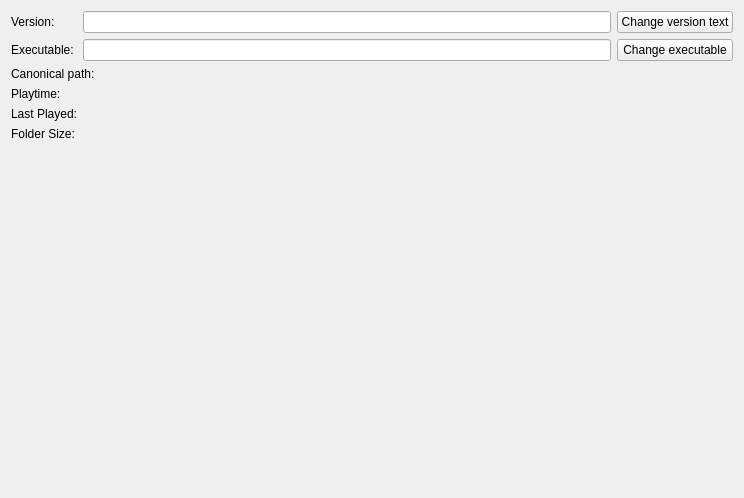
This is atlas/ui/views/VersionView.ui in KJNeko/Atlas as Qt 5 draws it before an edit. The edited form follows.
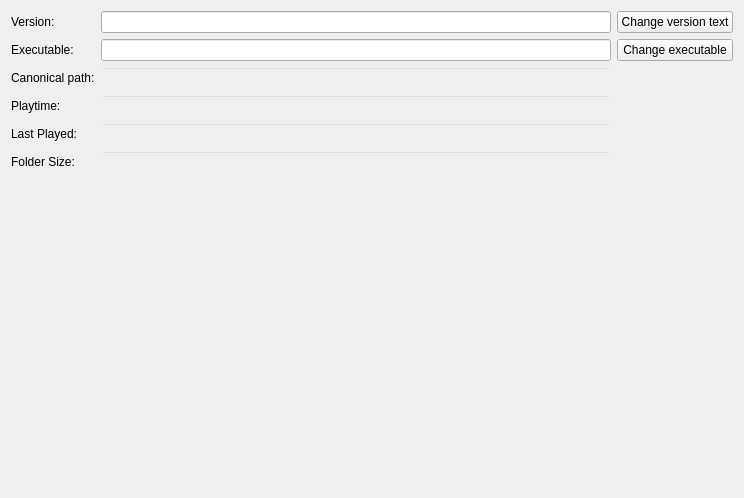
This is the edited form.

The edit to the form file:
```diff
--- a/atlas/ui/views/VersionView.ui
+++ b/atlas/ui/views/VersionView.ui
@@ -14,31 +14,30 @@
    <string>VersionView</string>
   </property>
   <layout class="QGridLayout" name="gridLayout">
-   <item row="4" column="0" colspan="2">
-    <widget class="QLabel" name="lastPlayedLabel">
+   <item row="0" column="0">
+    <widget class="QLabel" name="versionLabel">
      <property name="text">
-      <string>Last Played:</string>
+      <string>Version: </string>
      </property>
     </widget>
    </item>
-   <item row="1" column="1">
-    <widget class="QLineEdit" name="executableEdit">
-     <property name="readOnly">
-      <bool>true</bool>
+   <item row="0" column="3">
+    <widget class="QPushButton" name="btnChangeVersion">
+     <property name="sizePolicy">
+      <sizepolicy hsizetype="MinimumExpanding" vsizetype="Fixed">
+       <horstretch>1</horstretch>
+       <verstretch>0</verstretch>
+      </sizepolicy>
      </property>
-    </widget>
-   </item>
-   <item row="5" column="0" colspan="2">
-    <widget class="QLabel" name="folderSizeLabel">
      <property name="text">
-      <string>Folder Size:</string>
+      <string>Change version text</string>
      </property>
     </widget>
    </item>
-   <item row="1" column="0">
-    <widget class="QLabel" name="executableLabel">
+   <item row="2" column="0">
+    <widget class="QLabel" name="canonicalPathLabel">
      <property name="text">
-      <string>Executable: </string>
+      <string>Canonical path:</string>
      </property>
     </widget>
    </item>
@@ -55,45 +54,95 @@
      </property>
     </spacer>
    </item>
-   <item row="1" column="2">
+   <item row="1" column="0">
+    <widget class="QLabel" name="executableLabel">
+     <property name="text">
+      <string>Executable: </string>
+     </property>
+    </widget>
+   </item>
+   <item row="4" column="0">
+    <widget class="QLabel" name="lastPlayedLabel">
+     <property name="text">
+      <string>Last Played:</string>
+     </property>
+    </widget>
+   </item>
+   <item row="1" column="3">
     <widget class="QPushButton" name="btnChangeExec">
      <property name="text">
       <string>Change executable</string>
      </property>
     </widget>
    </item>
-   <item row="0" column="1">
-    <widget class="QLineEdit" name="versionEdit">
-     <property name="readOnly">
-      <bool>true</bool>
-     </property>
-    </widget>
-   </item>
-   <item row="3" column="0" colspan="2">
+   <item row="3" column="0">
     <widget class="QLabel" name="playtimeLabel">
      <property name="text">
       <string>Playtime: </string>
      </property>
     </widget>
    </item>
-   <item row="0" column="0">
-    <widget class="QLabel" name="versionLabel">
+   <item row="5" column="0">
+    <widget class="QLabel" name="folderSizeLabel">
      <property name="text">
-      <string>Version: </string>
+      <string>Folder Size:</string>
      </property>
     </widget>
    </item>
-   <item row="2" column="0" colspan="2">
-    <widget class="QLabel" name="canonicalPathLabel">
-     <property name="text">
-      <string>Canonical path:</string>
+   <item row="2" column="1" colspan="2">
+    <widget class="QLineEdit" name="leCanonicalPath">
+     <property name="enabled">
+      <bool>false</bool>
      </property>
+     <property name="styleSheet">
+      <string notr="true">background-color:transparent;</string>
+     </property>
     </widget>
    </item>
-   <item row="0" column="2">
-    <widget class="QPushButton" name="btnChangeVersion">
-     <property name="text">
-      <string>Change version text</string>
+   <item row="3" column="1" colspan="2">
+    <widget class="QLineEdit" name="lePlaytime">
+     <property name="styleSheet">
+      <string notr="true">background-color:transparent;</string>
+     </property>
+    </widget>
+   </item>
+   <item row="4" column="1" colspan="2">
+    <widget class="QLineEdit" name="leLastPlayed">
+     <property name="styleSheet">
+      <string notr="true">background-color:transparent;</string>
+     </property>
+    </widget>
+   </item>
+   <item row="5" column="1" colspan="2">
+    <widget class="QLineEdit" name="leFolderSize">
+     <property name="styleSheet">
+      <string notr="true">background-color:transparent;</string>
+     </property>
+    </widget>
+   </item>
+   <item row="1" column="1" colspan="2">
+    <widget class="QLineEdit" name="executableEdit">
+     <property name="sizePolicy">
+      <sizepolicy hsizetype="MinimumExpanding" vsizetype="Fixed">
+       <horstretch>4</horstretch>
+       <verstretch>0</verstretch>
+      </sizepolicy>
+     </property>
+     <property name="readOnly">
+      <bool>true</bool>
+     </property>
+    </widget>
+   </item>
+   <item row="0" column="1" colspan="2">
+    <widget class="QLineEdit" name="versionEdit">
+     <property name="sizePolicy">
+      <sizepolicy hsizetype="Expanding" vsizetype="Fixed">
+       <horstretch>4</horstretch>
+       <verstretch>0</verstretch>
+      </sizepolicy>
+     </property>
+     <property name="readOnly">
+      <bool>true</bool>
      </property>
     </widget>
    </item>
```
Left out of the diff: 12 changed lines with no effect on the pictures.
